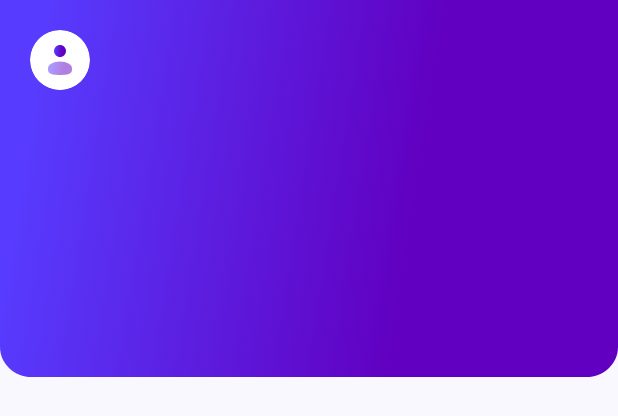
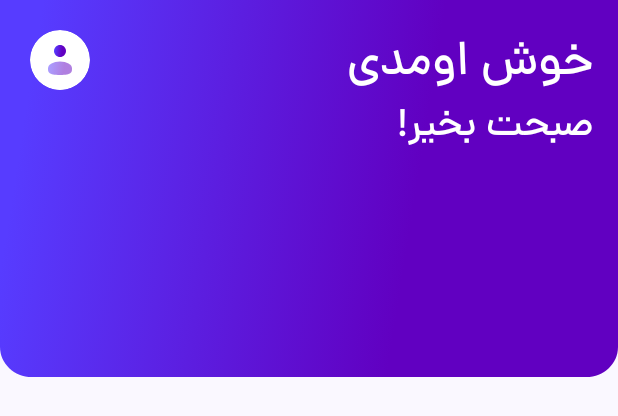
Before and after one commit to amirkordlu/AI-Photo-Generator, an Android app built with Jetpack Compose: the @Preview function MainScreenPreview, on a phone screen of 412 x 824 dp. Shown: the top 416 px of the screen. Run offline under Robolectric (Android 15) with nearby library versions, the phone set to English and light mode, and no system bars; libraries missing offline, so code that uses them is left out: dev.burnoo.cokoin; 1 statement that could not run was skipped.

Commit message:
improve Toolbar text

```diff
--- a/app/src/main/java/com/amk/photogenerator/ui/features/mainScreen/MainScreen.kt
+++ b/app/src/main/java/com/amk/photogenerator/ui/features/mainScreen/MainScreen.kt
@@ -1,5 +1,6 @@
 package com.amk.photogenerator.ui.features.mainScreen
 
+import android.widget.Toast
 import androidx.compose.foundation.Image
 import androidx.compose.foundation.layout.Arrangement
 import androidx.compose.foundation.layout.Box
@@ -13,18 +14,26 @@ import androidx.compose.foundation.shape.RoundedCornerShape
 import androidx.compose.foundation.verticalScroll
 import androidx.compose.material3.IconButton
 import androidx.compose.material3.Surface
+import androidx.compose.material3.Text
 import androidx.compose.runtime.Composable
 import androidx.compose.ui.Alignment
 import androidx.compose.ui.Modifier
 import androidx.compose.ui.draw.clip
+import androidx.compose.ui.graphics.Color
 import androidx.compose.ui.layout.ContentScale
+import androidx.compose.ui.platform.LocalContext
 import androidx.compose.ui.res.painterResource
 import androidx.compose.ui.tooling.preview.Preview
 import androidx.compose.ui.unit.dp
+import androidx.compose.ui.unit.sp
 import com.amk.photogenerator.R
 import com.amk.photogenerator.ui.theme.PhotoGeneratorTheme
+import com.amk.photogenerator.ui.theme.Typography
 import com.amk.photogenerator.util.MyScreens
+import com.amk.photogenerator.util.getCurrentTime
 import dev.burnoo.cokoin.navigation.getNavController
+import java.time.LocalDateTime
+import java.util.Calendar
 
 @Preview(showBackground = true)
 @Composable
@@ -69,10 +78,14 @@ fun MainToolbar(onProfileClicked: () -> Unit) {
             contentDescription = null
         )
 
+        Column {
+
             Row(
                 modifier = Modifier
                     .fillMaxWidth()
-                .padding(top = 16.dp, start = 16.dp)
+                    .padding(top = 16.dp, start = 16.dp),
+                horizontalArrangement = Arrangement.SpaceBetween,
+                verticalAlignment = Alignment.CenterVertically
             ) {
                 IconButton(onClick = { onProfileClicked.invoke() }) {
                     Image(
@@ -80,6 +93,27 @@ fun MainToolbar(onProfileClicked: () -> Unit) {
                         contentDescription = "Account"
                     )
                 }
+
+                Text(
+                    text = "خوش اومدی",
+                    style = Typography.bodyLarge,
+                    fontSize = 32.sp,
+                    color = Color.White,
+                    modifier = Modifier.padding(end = 16.dp)
+                )
+
+            }
+
+            Text(
+                text = getCurrentTime(),
+                style = Typography.bodyMedium,
+                color = Color.White,
+                fontSize = 26.sp,
+                modifier = Modifier
+                    .padding(end = 16.dp)
+                    .align(Alignment.End)
+            )
+
         }
 
     }
--- a/app/src/main/java/com/amk/photogenerator/ui/theme/Type.kt
+++ b/app/src/main/java/com/amk/photogenerator/ui/theme/Type.kt
@@ -12,7 +12,7 @@ import com.amk.photogenerator.R
 
 val Typography = Typography(
     bodyLarge = TextStyle(
-        fontSize = 38.sp,
+        fontSize = 20.sp,
         fontFamily = FontFamily(Font(R.font.dana_medium)),
         fontWeight = FontWeight(400),
         color = Color(0xFF424242),
--- /dev/null
+++ b/app/src/main/java/com/amk/photogenerator/util/ext.kt
@@ -0,0 +1,30 @@
+package com.amk.photogenerator.util
+
+import java.util.Calendar
+
+
+fun getCurrentTime(): String {
+    val c = Calendar.getInstance()
+    val hour = c.get(Calendar.HOUR_OF_DAY)
+
+    return when (hour) {
+        in 0..5 -> {
+            "!بامداد بخیر"
+        }
+        in 5..12 -> {
+            "!صبحت بخیر"
+        }
+        in 12..15 -> {
+            "!ظهرت بخیر"
+        }
+        in 15..19 -> {
+            "!عصرت بخیر"
+        }
+        in 19..23 -> {
+            "!شبت بخیر"
+        }
+        else -> {
+            "!وقتت بخیر"
+        }
+    }
+}
```
Lines whose indentation alone changed are shown as unchanged.
